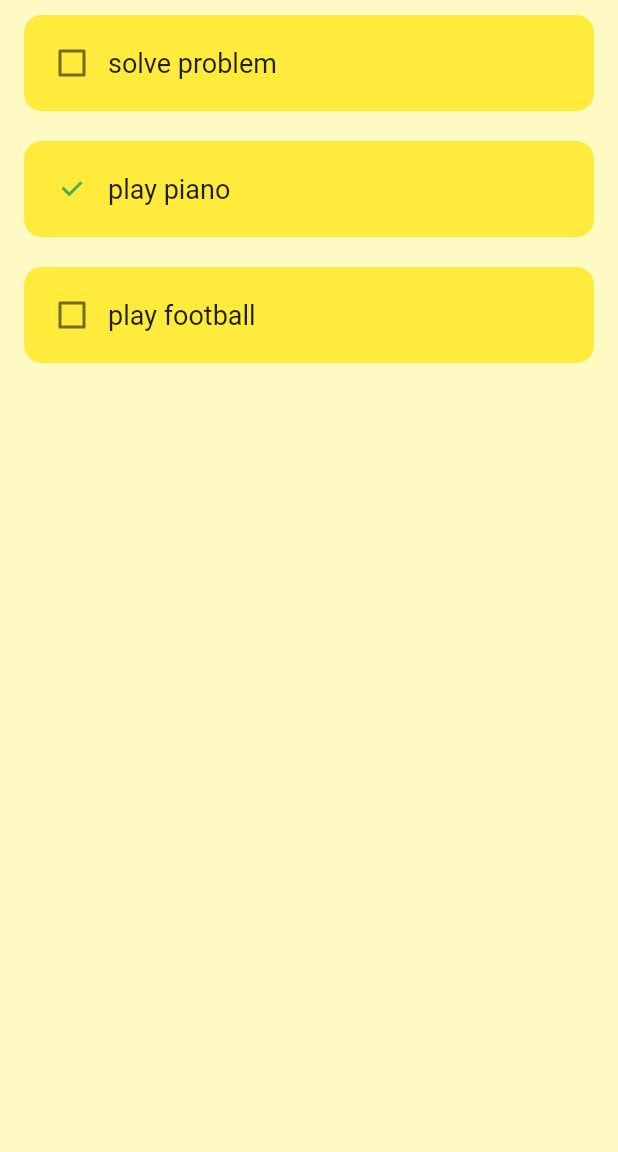
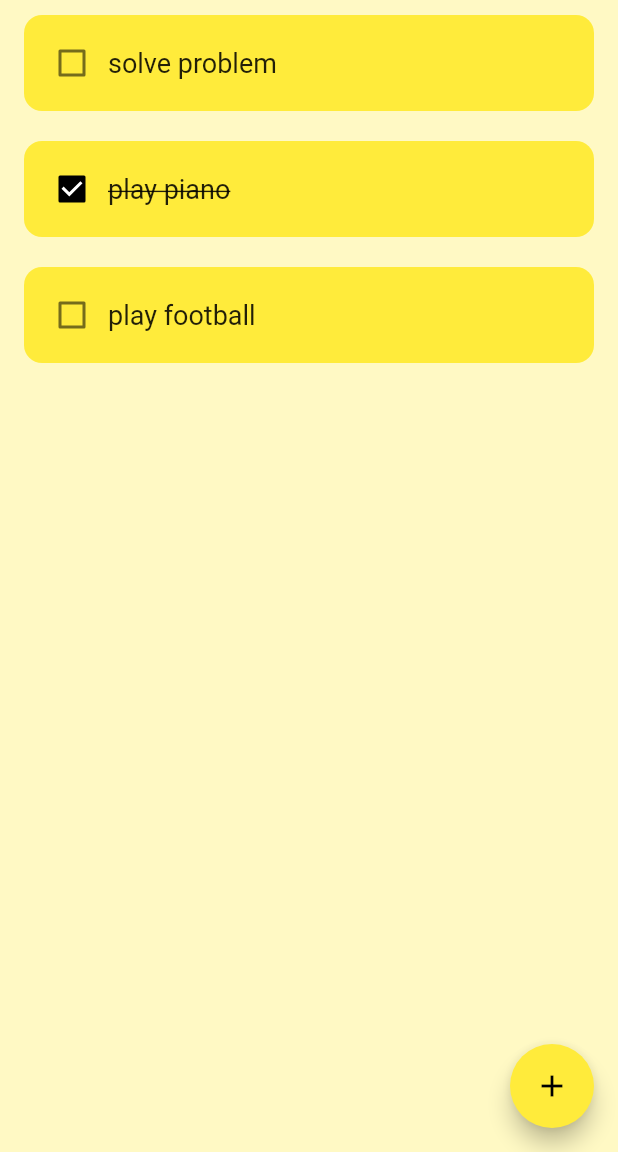
Before and after one commit to Hishamk99/todo-local-database, a Flutter app: the screen it shows after launch, on a phone screen of 412 x 824 dp, the part 84-1236 px from its top. Run offline on Flutter 3.47's test engine with Material 3 defaults, Android fonts, the phone set to English and light mode, and no system bars.

Commit message:
create show dialog widget and text field

```diff
--- a/lib/screens/home_page.dart
+++ b/lib/screens/home_page.dart
@@ -1,4 +1,5 @@
 import 'package:flutter/material.dart';
+import 'package:todo_with_hive_app/widgets/dialog_box.dart';
 import 'package:todo_with_hive_app/widgets/todo_item.dart';
 
 class HomePage extends StatefulWidget {
@@ -14,11 +15,23 @@ class _HomePageState extends State<HomePage> {
     ['play piano', true],
     ['play football', false],
   ];
+  createNewTask() {
+    showDialog(
+        context: context,
+        builder: (context) {
+          return const DialogBox();
+        });
+  }
+
   @override
   Widget build(BuildContext context) {
     return SafeArea(
       child: Scaffold(
         backgroundColor: Colors.yellow.shade100,
+        floatingActionButton: FloatingActionButton(
+          onPressed: createNewTask,
+          child: const Icon(Icons.add),
+        ),
         appBar: AppBar(
           centerTitle: true,
           title: const Text('TO DO'),
--- a/lib/widgets/todo_item.dart
+++ b/lib/widgets/todo_item.dart
@@ -25,11 +25,13 @@ class TodoItem extends StatelessWidget {
             Checkbox(
               value: val,
               onChanged: onChanged,
-              checkColor: Colors.green,
+              activeColor: Colors.black,
             ),
             Text(
               textName,
-              style: const TextStyle(
+              style: TextStyle(
+                decoration:
+                    val ? TextDecoration.lineThrough : TextDecoration.none,
                 fontSize: 18,
               ),
             ),
```
Also changed, not shown: lib/widgets/dialog_box.dart (added, +32 -0 lines).
